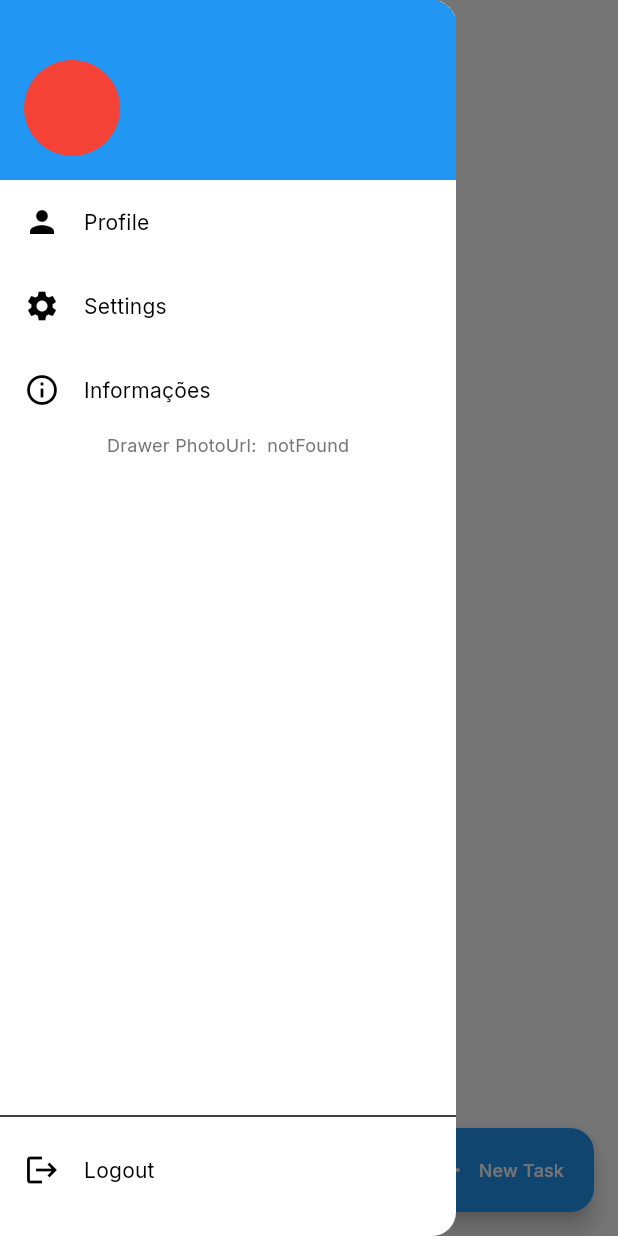
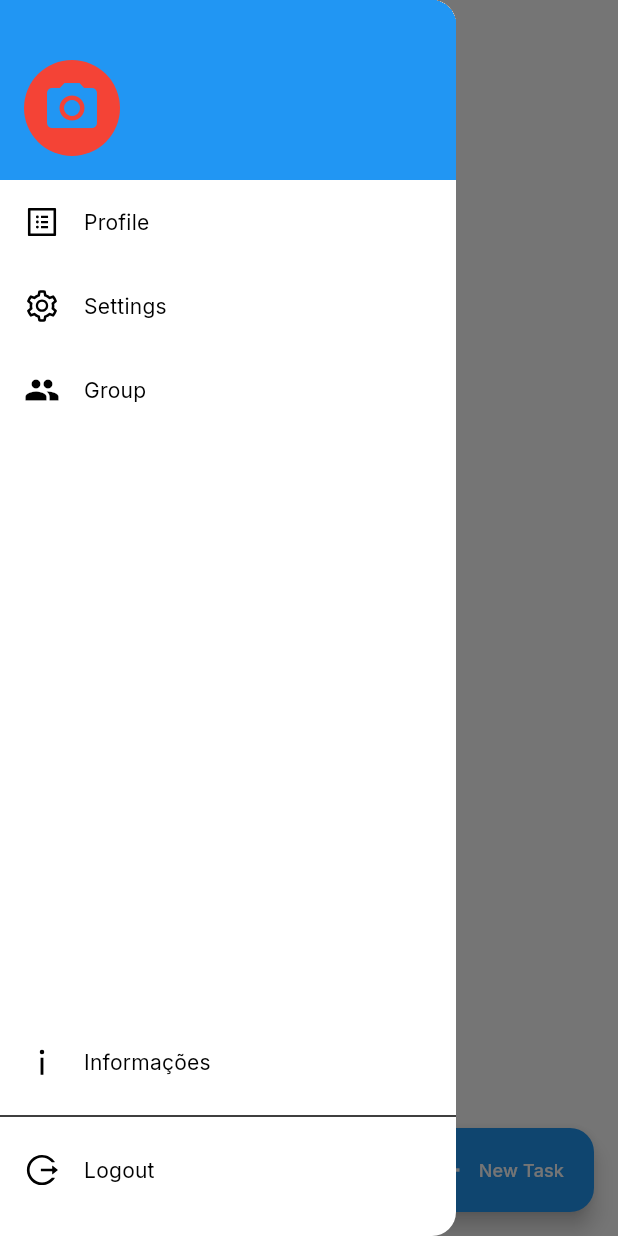
Before and after one commit to thak1996/todo_flutter, a Flutter app: the HomePage screen opened by its route, with the side drawer open, on a phone screen of 412 x 824 dp. Run offline on Flutter 3.47's test engine with Material 3 defaults, Android fonts, the phone set to English and light mode, and no system bars; our stand-ins replace cloud_firestore, firebase_auth, firebase_core, flutter_bloc, flutter_secure_storage, go_router and 6 more; accounts and stored records are empty.

Commit message:
Update Portuguese translations for 'todo' and enhance ProfileImagePicker widget to support network images and fallback options

```diff
--- a/lib/app/l10n/app_localizations_pt.dart
+++ b/lib/app/l10n/app_localizations_pt.dart
@@ -120,7 +120,7 @@ class AppLocalizationsPt extends AppLocalizations {
   String get add => 'Adicionar';
 
   @override
-  String get todo => 'Tarefa';
+  String get todo => 'Tarefas';
 
   @override
   String get noTasksFound => 'Nenhuma tarefa encontrada.';
--- a/lib/app/l10n/app_pt.arb
+++ b/lib/app/l10n/app_pt.arb
@@ -37,7 +37,7 @@
     "priority": "Prioridade",
     "cancel": "Cancelar",
     "add": "Adicionar",
-    "todo": "Tarefa",
+    "todo": "Tarefas",
     "noTasksFound": "Nenhuma tarefa encontrada.",
     "newTask": "Nova Tarefa",
     "user": "Usuário",
--- a/lib/app/shared/widgets/drawer_widget.dart
+++ b/lib/app/shared/widgets/drawer_widget.dart
@@ -1,10 +1,12 @@
 import 'package:flutter/material.dart';
 import 'package:go_router/go_router.dart';
 import 'package:flutter_bloc/flutter_bloc.dart';
+import 'package:icons_plus/icons_plus.dart';
 import 'package:todo_flutter/app/l10n/app_localizations.dart';
 import 'package:todo_flutter/app/page/home/home.controller.dart';
 import 'package:todo_flutter/app/page/home/home.state.dart';
 import 'package:todo_flutter/app/shared/helpers/capitalize_name.dart';
+import 'package:todo_flutter/app/shared/widgets/export.widgets.dart';
 
 class UserDrawer extends StatelessWidget {
   const UserDrawer({super.key});
@@ -29,23 +31,13 @@ class UserDrawer extends StatelessWidget {
                 ),
                 child: Row(
                   children: [
-                    CircleAvatar(
+                    ProfileImagePicker(
                       radius: 32,
-                      backgroundColor: Colors.red,
-                      backgroundImage: user?.photoUrl != null
-                          ? NetworkImage(user!.photoUrl!)
-                          : null,
-                      child: (user?.photoUrl == null)
-                          ? Text(
-                              (user?.name?.isNotEmpty ?? false)
-                                  ? user!.name![0].toUpperCase()
-                                  : '',
-                              style: const TextStyle(
-                                fontSize: 32,
-                                color: Colors.white,
-                              ),
-                            )
-                          : null,
+                      fallbackText: (user?.name?.isNotEmpty ?? false)
+                          ? user!.name![0].toUpperCase()
+                          : '',
+                      fallbackBgColor: Colors.red,
+                      networkImageUrl: user?.photoUrl,
                     ),
                     const SizedBox(width: 16),
                     Expanded(
@@ -73,27 +65,31 @@ class UserDrawer extends StatelessWidget {
                 ),
               ),
               ListTile(
-                leading: const Icon(Icons.person),
+                leading: const Icon(AntDesign.profile_outline),
                 title: Text(l10n.profile),
                 onTap: () => context.pop(),
               ),
               ListTile(
-                leading: const Icon(Icons.settings),
+                leading: const Icon(AntDesign.setting_outline),
                 title: Text(l10n.settings),
                 onTap: () => context.pop(),
               ),
               ListTile(
-                leading: const Icon(Icons.info_outline),
+                leading: const Icon(Icons.group),
+                title: Text(l10n.group),
+                onTap: () => context.go('/groups'),
+              ),
+              const Spacer(),
+              ListTile(
+                leading: const Icon(AntDesign.info_outline),
                 title: const Text('Informações'),
                 onTap: () => context.pop(),
               ),
-              Text("Drawer PhotoUrl: ${user?.photoUrl ?? " notFound"}"),
-              const Spacer(),
               Divider(),
               Padding(
                 padding: const EdgeInsets.only(bottom: 16.0),
                 child: ListTile(
-                  leading: const Icon(Icons.logout),
+                  leading: const Icon(AntDesign.logout_outline),
                   title: Text(l10n.logout),
                   onTap: () async {
                     final confirm = await showDialog<bool>(
--- a/lib/app/shared/widgets/profile_image_picker.dart
+++ b/lib/app/shared/widgets/profile_image_picker.dart
@@ -1,34 +1,52 @@
 import 'dart:io';
+
 import 'package:flutter/material.dart';
-import 'package:icons_plus/icons_plus.dart';
 
 class ProfileImagePicker extends StatelessWidget {
   final File? imageFile;
-  final VoidCallback onTap;
+  final String? networkImageUrl;
+  final VoidCallback? onTap;
   final double radius;
+  final String? fallbackText;
+  final Color? fallbackBgColor;
 
   const ProfileImagePicker({
     super.key,
-    required this.imageFile,
-    required this.onTap,
+    this.imageFile,
+    this.onTap,
+    this.networkImageUrl,
     this.radius = 48,
+    this.fallbackText,
+    this.fallbackBgColor,
   });
 
   @override
   Widget build(BuildContext context) {
     final theme = Theme.of(context);
+    ImageProvider? imageProvider;
+    if (imageFile != null) {
+      imageProvider = FileImage(imageFile!);
+    } else if (networkImageUrl != null && networkImageUrl!.isNotEmpty) {
+      imageProvider = NetworkImage(networkImageUrl!);
+    }
     return GestureDetector(
       onTap: onTap,
       child: CircleAvatar(
         radius: radius,
-        backgroundColor: theme.primaryColor.withValues(alpha: 0.2),
-        backgroundImage: imageFile != null ? FileImage(imageFile!) : null,
-        child: imageFile == null
-            ? Icon(
-                AntDesign.camera_twotone,
-                size: 40,
-                color: theme.primaryColor,
-              )
+        backgroundColor: imageProvider == null
+            ? (fallbackBgColor ?? theme.primaryColor.withValues(alpha: 0.2))
+            : Colors.transparent,
+        backgroundImage: imageProvider,
+        child: imageProvider == null
+            ? (fallbackText != null && fallbackText!.isNotEmpty
+                  ? Text(
+                      fallbackText!,
+                      style: theme.textTheme.headlineSmall?.copyWith(
+                        color: Colors.white,
+                        fontWeight: FontWeight.bold,
+                      ),
+                    )
+                  : Icon(Icons.camera_alt, size: 40, color: theme.primaryColor))
             : null,
       ),
     );
```
